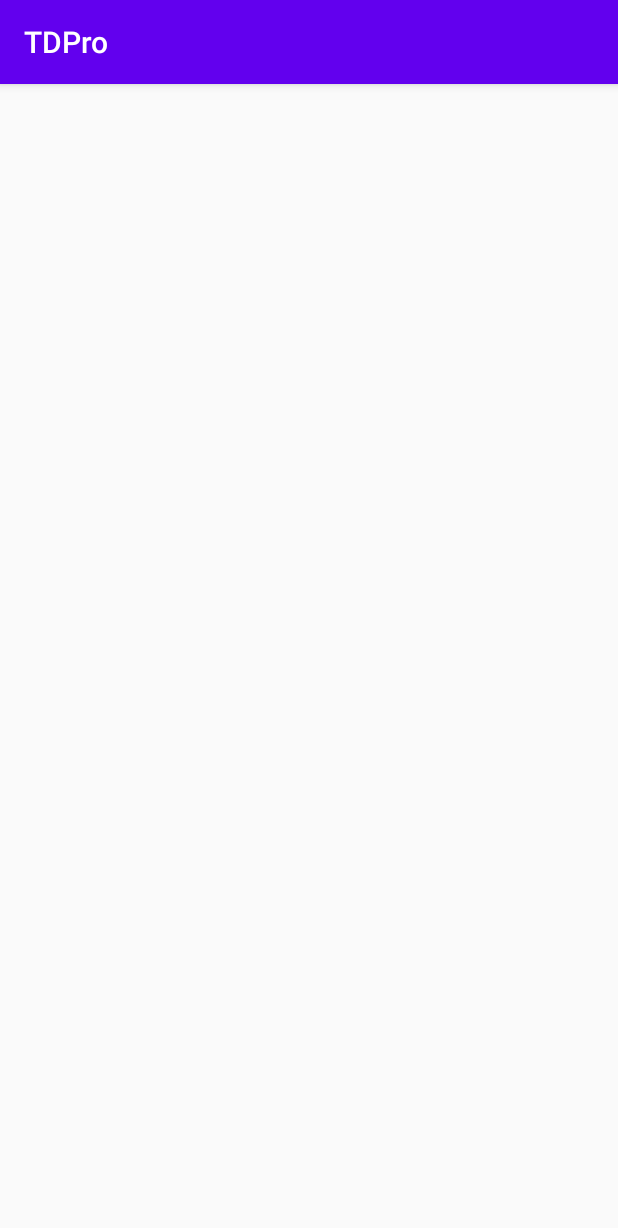
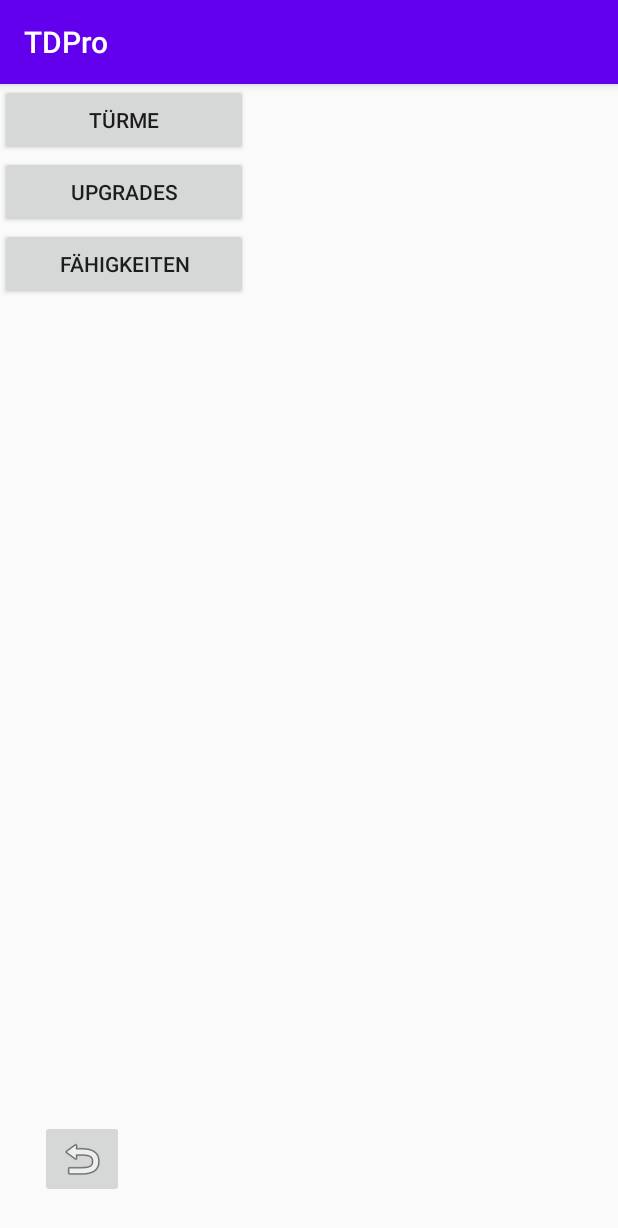
Before and after one commit to MarianThiel/TDPro, an Android app: the LexiconActivity screen opened directly, with no data from a screen before it, on a phone screen of 412 x 824 dp. Shown: the top 1228 px of the screen. Run offline under Robolectric (Android 15) with nearby library versions, the phone set to English and light mode, and no system bars.

Commit message:
implemented LexiconActivity added html files for each section

```diff
--- a/app/build.gradle
+++ b/app/build.gradle
@@ -20,6 +20,10 @@ android {
             proguardFiles getDefaultProguardFile('proguard-android-optimize.txt'), 'proguard-rules.pro'
         }
     }
+    compileOptions {
+        sourceCompatibility JavaVersion.VERSION_1_8
+        targetCompatibility JavaVersion.VERSION_1_8
+    }
 }
 
 dependencies {
--- a/app/src/main/java/de/hda/tdpro/activity/LexiconActivity.java
+++ b/app/src/main/java/de/hda/tdpro/activity/LexiconActivity.java
@@ -2,14 +2,61 @@ package de.hda.tdpro.activity;
 
 import android.support.v7.app.AppCompatActivity;
 import android.os.Bundle;
+import android.webkit.WebView;
+import android.widget.Button;
+import android.widget.ImageButton;
+import android.widget.LinearLayout;
+import android.widget.TextView;
 
 import de.hda.tdpro.R;
 
 public class LexiconActivity extends AppCompatActivity {
 
+    private ImageButton btnReturn;
+    private WebView displayText;
+    private LinearLayout buttonLayout;
+
     @Override
     protected void onCreate(Bundle savedInstanceState) {
         super.onCreate(savedInstanceState);
         setContentView(R.layout.activity_lexicon);
+
+        btnReturn = findViewById(R.id.img_btn_return);
+        displayText = findViewById(R.id.web_display);
+        buttonLayout = findViewById(R.id.buttonLayout);
+
+        initLexicon();
+
     }
+
+    /**
+     * inits the vertical layout with buttons for each lexicon section
+     * each button Listener loads an html file in the main web view
+     */
+    private void initLexicon(){
+        Button btn = new Button(this);
+        btn.setText("Türme");
+        btn.setOnClickListener(e->{
+            displayText.loadUrl("file:///android_asset/lexicon/tower.html");
+        });
+        buttonLayout.addView(btn);
+
+        btn = new Button(this);
+        btn.setText("Upgrades");
+        btn.setOnClickListener(e->{
+            displayText.loadUrl("file:///android_asset/lexicon/upgrades.html");
+        });
+        buttonLayout.addView(btn);
+
+        btn = new Button(this);
+        btn.setText("Fähigkeiten");
+        btn.setOnClickListener(e->{
+            displayText.loadUrl("file:///android_asset/lexicon/ability.html");
+        });
+        buttonLayout.addView(btn);
+
+    }
+
+
+
 }
--- a/app/src/main/res/layout/activity_lexicon.xml
+++ b/app/src/main/res/layout/activity_lexicon.xml
@@ -4,6 +4,61 @@
     xmlns:tools="http://schemas.android.com/tools"
     android:layout_width="match_parent"
     android:layout_height="match_parent"
-    tools:context=".activity.LexiconActivity">
+    tools:context=".activity.LexiconActivity" >
 
+    <LinearLayout
+        android:id="@+id/buttonLayout"
+        android:layout_width="165dp"
+        android:layout_height="0dp"
+        android:orientation="vertical"
+        app:layout_constraintBottom_toTopOf="@+id/constraintLayout2"
+        app:layout_constraintStart_toStartOf="parent"
+        app:layout_constraintTop_toTopOf="parent"
+        app:layout_constraintVertical_bias="0.48000002">
+
+    </LinearLayout>
+
+    <android.support.constraint.ConstraintLayout
+        android:id="@+id/constraintLayout2"
+        android:layout_width="163dp"
+        android:layout_height="wrap_content"
+        app:layout_constraintBottom_toBottomOf="parent"
+        app:layout_constraintEnd_toStartOf="@+id/scrollView2"
+        app:layout_constraintStart_toStartOf="parent"
+        app:layout_constraintTop_toBottomOf="@+id/buttonLayout">
+
+        <ImageButton
+            android:id="@+id/img_btn_return"
+            android:layout_width="wrap_content"
+            android:layout_height="wrap_content"
+            android:layout_marginStart="25dp"
+            android:layout_marginTop="25dp"
+            android:layout_marginBottom="25dp"
+            app:layout_constraintBottom_toBottomOf="parent"
+            app:layout_constraintStart_toStartOf="parent"
+            app:layout_constraintTop_toTopOf="parent"
+            app:srcCompat="@android:drawable/ic_menu_revert" />
+    </android.support.constraint.ConstraintLayout>
+
+    <ScrollView
+        android:id="@+id/scrollView2"
+        android:layout_width="0dp"
+        android:layout_height="0dp"
+        app:layout_constraintBottom_toBottomOf="parent"
+        app:layout_constraintEnd_toEndOf="parent"
+        app:layout_constraintStart_toEndOf="@+id/buttonLayout"
+        app:layout_constraintTop_toTopOf="parent"
+        app:layout_constraintVertical_bias="0.0">
+
+        <LinearLayout
+            android:layout_width="match_parent"
+            android:layout_height="wrap_content"
+            android:orientation="vertical" >
+
+            <WebView
+                android:id="@+id/web_display"
+                android:layout_width="match_parent"
+                android:layout_height="match_parent" />
+        </LinearLayout>
+    </ScrollView>
 </android.support.constraint.ConstraintLayout>
```
Also changed, not shown: 4 other files.
